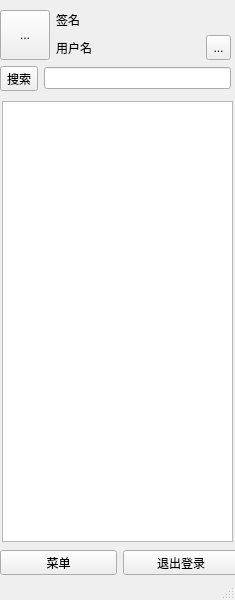
Qt form SNITeacher/mainwindow.ui (Modolet/SuperNewIC) before a commit.
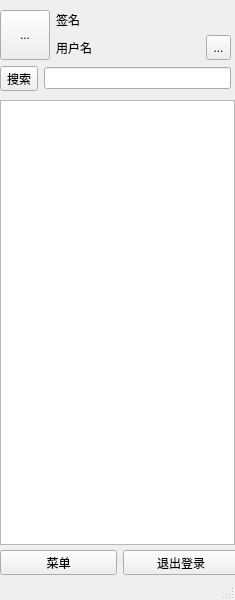
The same form after that commit. Custom widgets are drawn as their Qt base class.

```diff
--- a/SNITeacher/mainwindow.ui
+++ b/SNITeacher/mainwindow.ui
@@ -20,17 +20,7 @@
    <string>MainWindow</string>
   </property>
   <widget class="QWidget" name="centralwidget">
-   <widget class="QTreeView" name="treeView">
-    <property name="geometry">
-     <rect>
-      <x>2</x>
-      <y>101</y>
-      <width>231</width>
-      <height>441</height>
-     </rect>
-    </property>
-   </widget>
-   <widget class="QWidget" name="">
+   <widget class="QWidget" name="layoutWidget">
     <property name="geometry">
      <rect>
       <x>0</x>
@@ -144,7 +134,7 @@
      </item>
     </layout>
    </widget>
-   <widget class="QWidget" name="">
+   <widget class="QWidget" name="layoutWidget">
     <property name="geometry">
      <rect>
       <x>0</x>
@@ -170,9 +160,26 @@
      </item>
     </layout>
    </widget>
+   <widget class="StudentList" name="studentList">
+    <property name="geometry">
+     <rect>
+      <x>0</x>
+      <y>100</y>
+      <width>235</width>
+      <height>445</height>
+     </rect>
+    </property>
+   </widget>
   </widget>
   <widget class="QStatusBar" name="statusbar"/>
  </widget>
+ <customwidgets>
+  <customwidget>
+   <class>StudentList</class>
+   <extends>QListWidget</extends>
+   <header location="global">studentlist.h</header>
+  </customwidget>
+ </customwidgets>
  <resources/>
  <connections/>
 </ui>
```
